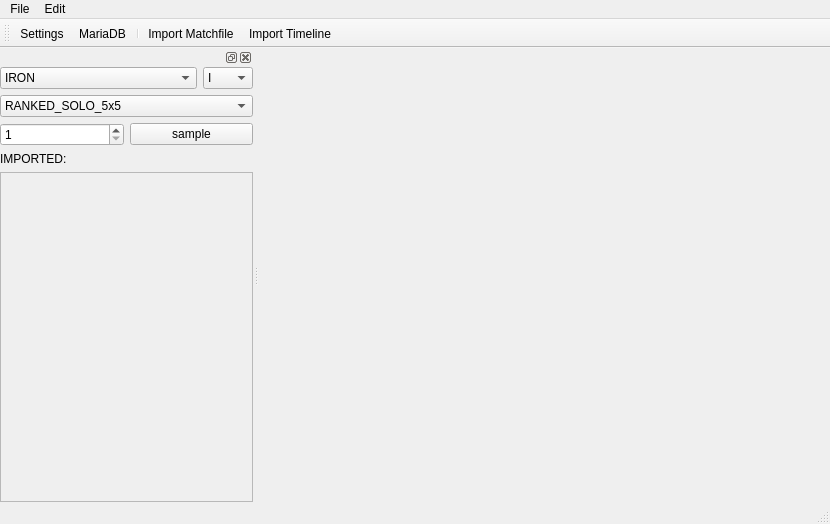
First picture: the form in src/visuals/ui/forms/mainwindow.ui, repository future-gadget-lab-de/league_scrim_analytics_suite, before the edit.
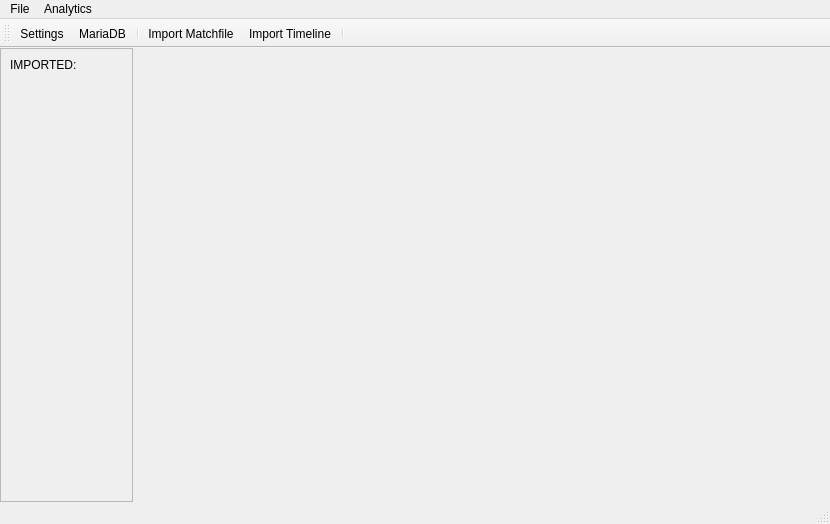
Second picture: the form after the edit. Icons and pictures are not drawn.

The edit to the form file:
```diff
--- a/src/visuals/ui/forms/mainwindow.ui
+++ b/src/visuals/ui/forms/mainwindow.ui
@@ -29,7 +29,7 @@
      <verstretch>0</verstretch>
     </sizepolicy>
    </property>
-   <layout class="QVBoxLayout" name="verticalLayout">
+   <layout class="QHBoxLayout" name="horizontalLayout">
     <property name="spacing">
      <number>0</number>
     </property>
@@ -48,53 +48,13 @@
     <item>
      <layout class="QVBoxLayout" name="mainlayout">
       <item>
-       <widget class="QStackedWidget" name="stackWorkspace"/>
-      </item>
-     </layout>
-    </item>
-   </layout>
-  </widget>
-  <widget class="QMenuBar" name="menubar">
-   <property name="geometry">
-    <rect>
-     <x>0</x>
-     <y>0</y>
-     <width>830</width>
-     <height>23</height>
-    </rect>
-   </property>
-   <widget class="QMenu" name="menuFile">
-    <property name="title">
-     <string>File</string>
-    </property>
-    <addaction name="actionSettings_2"/>
-    <addaction name="actionMariaDB"/>
-    <addaction name="actionImport_Matchfile"/>
-    <addaction name="actionImport_Timeline"/>
-   </widget>
-   <widget class="QMenu" name="menuEdit">
-    <property name="title">
-     <string>Edit</string>
-    </property>
-    <addaction name="actionAdd_AnalyticsSpace"/>
-    <addaction name="actionRemove_AnalyticsSpace"/>
-   </widget>
-   <addaction name="menuFile"/>
-   <addaction name="menuEdit"/>
-  </widget>
-  <widget class="QStatusBar" name="statusbar"/>
-  <widget class="QDockWidget" name="left_dock">
-   <property name="minimumSize">
-    <size>
-     <width>253</width>
-     <height>262</height>
-    </size>
-   </property>
-   <attribute name="dockWidgetArea">
-    <number>1</number>
-   </attribute>
-   <widget class="QWidget" name="left_dock_content">
-    <layout class="QHBoxLayout" name="horizontalLayout_2">
+       <layout class="QHBoxLayout" name="horizontalLayout_3">
+        <item>
+         <widget class="QWidget" name="widget_import" native="true">
+          <layout class="QVBoxLayout" name="verticalLayout">
+           <property name="spacing">
+            <number>0</number>
+           </property>
      <property name="leftMargin">
       <number>0</number>
      </property>
@@ -109,148 +69,29 @@
      </property>
      <item>
       <layout class="QVBoxLayout" name="left_dock_layout">
-       <item>
-        <layout class="QHBoxLayout" name="rank_layout">
-         <item>
-          <widget class="QComboBox" name="comboBox_rank">
-           <item>
-            <property name="text">
-             <string>IRON</string>
-            </property>
-           </item>
+             <property name="rightMargin">
+              <number>6</number>
+             </property>
            <item>
-            <property name="text">
-             <string>BRONZE</string>
-            </property>
-           </item>
-           <item>
-            <property name="text">
-             <string>SILVER</string>
-            </property>
-           </item>
-           <item>
-            <property name="text">
-             <string>GOLD</string>
-            </property>
-           </item>
-           <item>
-            <property name="text">
-             <string>PLATINUM</string>
-            </property>
-           </item>
-           <item>
-            <property name="text">
-             <string>EMERALD</string>
-            </property>
-           </item>
-           <item>
-            <property name="text">
-             <string>DIAMOND</string>
-            </property>
-           </item>
-           <item>
-            <property name="text">
-             <string>MASTER</string>
-            </property>
-           </item>
-           <item>
-            <property name="text">
-             <string>GRANDMASTER</string>
-            </property>
-           </item>
-           <item>
-            <property name="text">
-             <string>CHALLENGER</string>
-            </property>
-           </item>
-          </widget>
-         </item>
-         <item>
-          <widget class="QComboBox" name="comboBox_division">
+              <widget class="QScrollArea" name="import_scroll_area">
+               <property name="sizePolicy">
+                <sizepolicy hsizetype="Fixed" vsizetype="Expanding">
+                 <horstretch>0</horstretch>
+                 <verstretch>0</verstretch>
+                </sizepolicy>
+               </property>
+               <property name="minimumSize">
+                <size>
+                 <width>133</width>
+                 <height>0</height>
+                </size>
+               </property>
            <property name="maximumSize">
             <size>
-             <width>50</width>
+                 <width>133</width>
              <height>16777215</height>
             </size>
            </property>
-           <item>
-            <property name="text">
-             <string>I</string>
-            </property>
-           </item>
-           <item>
-            <property name="text">
-             <string>II</string>
-            </property>
-           </item>
-           <item>
-            <property name="text">
-             <string>III</string>
-            </property>
-           </item>
-           <item>
-            <property name="text">
-             <string>IV</string>
-            </property>
-           </item>
-          </widget>
-         </item>
-        </layout>
-       </item>
-       <item>
-        <widget class="QComboBox" name="comboBox_queue">
-         <item>
-          <property name="text">
-           <string>RANKED_SOLO_5x5</string>
-          </property>
-         </item>
-         <item>
-          <property name="text">
-           <string>RANKED_FLEX_SR</string>
-          </property>
-         </item>
-         <item>
-          <property name="text">
-           <string>RANKED_FLEX_TT</string>
-          </property>
-         </item>
-         <item>
-          <property name="text">
-           <string>RANKED_TFT</string>
-          </property>
-         </item>
-        </widget>
-       </item>
-       <item>
-        <layout class="QHBoxLayout" name="sample_layout">
-         <item>
-          <widget class="QSpinBox" name="spin_sample">
-           <property name="minimum">
-            <number>1</number>
-           </property>
-           <property name="maximum">
-            <number>10000</number>
-           </property>
-          </widget>
-         </item>
-         <item>
-          <widget class="QPushButton" name="button_sample">
-           <property name="text">
-            <string>sample</string>
-           </property>
-          </widget>
-         </item>
-        </layout>
-       </item>
-       <item>
-        <widget class="QLabel" name="import_head">
-         <property name="text">
-          <string>IMPORTED:</string>
-         </property>
-        </widget>
-       </item>
-       <item>
-        <widget class="QScrollArea" name="import_scroll_area">
          <property name="widgetResizable">
           <bool>true</bool>
          </property>
@@ -259,11 +100,18 @@
            <rect>
             <x>0</x>
             <y>0</y>
-            <width>249</width>
-            <height>292</height>
+                  <width>131</width>
+                  <height>433</height>
            </rect>
           </property>
           <layout class="QVBoxLayout" name="verticalLayout_3">
+                 <item>
+                  <widget class="QLabel" name="import_head">
+                   <property name="text">
+                    <string>IMPORTED:</string>
+                   </property>
+                  </widget>
+                 </item>
            <item>
             <layout class="QVBoxLayout" name="scroll_sub_content"/>
            </item>
@@ -275,7 +123,7 @@
              <property name="sizeHint" stdset="0">
               <size>
                <width>20</width>
-               <height>302</height>
+                     <height>40</height>
               </size>
              </property>
             </spacer>
@@ -288,7 +136,24 @@
      </item>
     </layout>
    </widget>
-  </widget>
+        </item>
+        <item>
+         <widget class="QStackedWidget" name="stackWorkspace">
+          <property name="sizePolicy">
+           <sizepolicy hsizetype="Expanding" vsizetype="Expanding">
+            <horstretch>0</horstretch>
+            <verstretch>0</verstretch>
+           </sizepolicy>
+          </property>
+         </widget>
+        </item>
+       </layout>
+      </item>
+     </layout>
+    </item>
+   </layout>
+  </widget>
+  <widget class="QStatusBar" name="statusbar"/>
   <widget class="QToolBar" name="tools">
    <property name="windowTitle">
     <string>toolBar</string>
@@ -307,6 +172,36 @@
    <addaction name="separator"/>
    <addaction name="actionImport_Matchfile"/>
    <addaction name="actionImport_Timeline"/>
+   <addaction name="separator"/>
+  </widget>
+  <widget class="QMenuBar" name="menubar">
+   <property name="geometry">
+    <rect>
+     <x>0</x>
+     <y>0</y>
+     <width>830</width>
+     <height>23</height>
+    </rect>
+   </property>
+   <widget class="QMenu" name="menuFile">
+    <property name="title">
+     <string>File</string>
+    </property>
+    <addaction name="actionSettings_2"/>
+    <addaction name="actionMariaDB"/>
+    <addaction name="actionImport_Matchfile"/>
+    <addaction name="actionImport_Timeline"/>
+   </widget>
+   <widget class="QMenu" name="menuAnalytics">
+    <property name="title">
+     <string>Analytics</string>
+    </property>
+    <addaction name="actionSample"/>
+    <addaction name="separator"/>
+    <addaction name="actionImported_games_bar"/>
+   </widget>
+   <addaction name="menuFile"/>
+   <addaction name="menuAnalytics"/>
   </widget>
   <action name="actionSettings_2">
    <property name="icon">
```
Left out of the diff: 13 changed lines with no effect on the pictures. Lines whose indentation alone changed are shown as unchanged.
